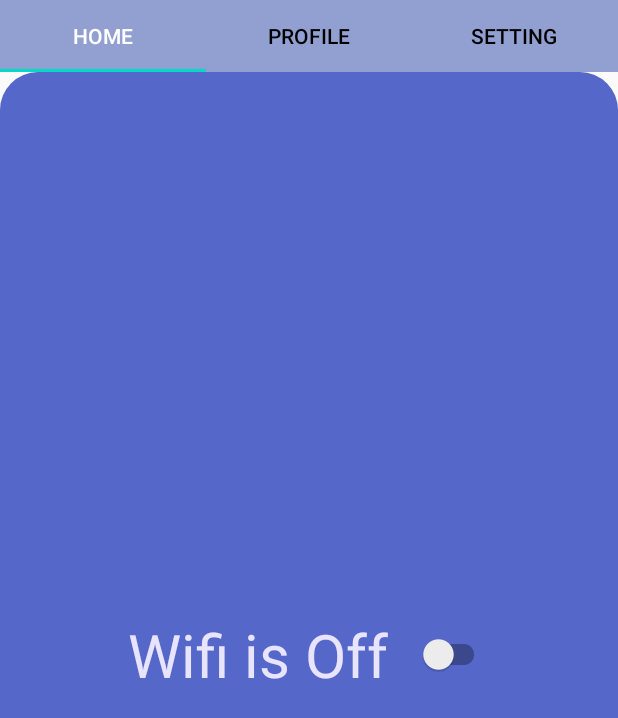
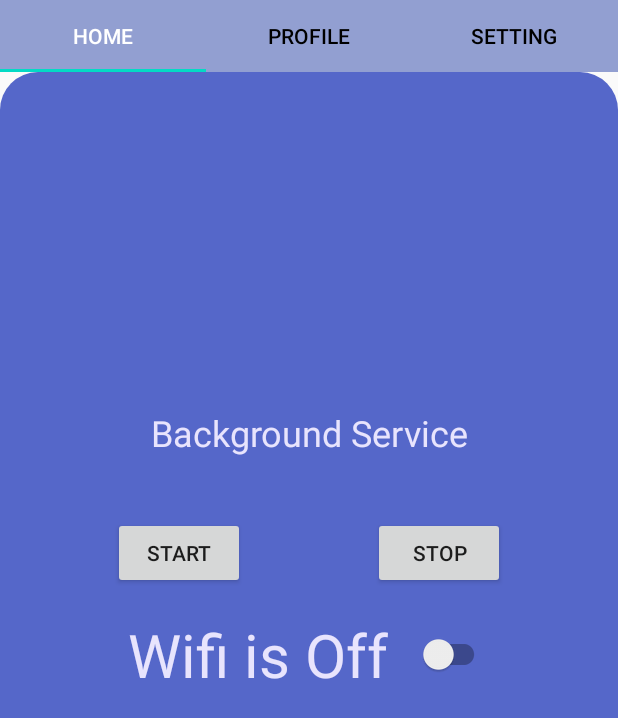
Before and after one commit to AnandaAp/PemrogramanAndroid, an Android app: the HomeFragment screen opened directly, with no data from a screen before it, on a phone screen of 412 x 824 dp. Shown: the top 718 px of the screen. Run offline under Robolectric (Android 15) with nearby library versions, the phone set to English and light mode, and no system bars.

Commit message:
Pertemuan 6 latihan 1 menambahkan background service menggunakan button untuk start dan stop service. service akan di munculkan menggunakan toast, kemudian toast akan tetap muncul ketika aplikasi berjalan di background

```diff
--- a/HelloWorld/app/build.gradle
+++ b/HelloWorld/app/build.gradle
@@ -6,7 +6,7 @@ android {
 
     defaultConfig {
         applicationId "com.android.helloworld"
-        minSdkVersion 22
+        minSdkVersion 26
         targetSdkVersion 30
         versionCode 1
         versionName "1.0"
--- a/HelloWorld/app/src/main/AndroidManifest.xml
+++ b/HelloWorld/app/src/main/AndroidManifest.xml
@@ -3,7 +3,7 @@
     package="com.android.helloworld">
     <uses-permission android:name="android.permission.ACCESS_WIFI_STATE"/>
     <uses-permission android:name="android.permission.CHANGE_WIFI_STATE"/>
-
+    <uses-permission android:name="android.permission.RECEIVE_BOOT_COMPLETED" />
     <application
         android:allowBackup="true"
         android:fullBackupContent="@xml/backup"
@@ -31,7 +31,8 @@
         <activity
             android:name=".Dashboard"
             android:parentActivityName=".LoginActivity" />
-
+        <service android:name=".MyJobService"
+            android:permission="android.permission.BIND_JOB_SERVICE"/>
     </application>
 
 </manifest>
--- a/HelloWorld/app/src/main/java/com/android/helloworld/HomeFragment.java
+++ b/HelloWorld/app/src/main/java/com/android/helloworld/HomeFragment.java
@@ -1,6 +1,8 @@
 package com.android.helloworld;
 
-import android.annotation.SuppressLint;
+import android.app.job.JobInfo;
+import android.app.job.JobScheduler;
+import android.content.ComponentName;
 import android.content.Context;
 import android.content.Intent;
 import android.content.IntentFilter;
@@ -8,18 +10,24 @@ import android.net.wifi.WifiManager;
 import android.os.Build;
 import android.os.Bundle;
 import android.provider.Settings;
+import android.util.Log;
 import android.view.LayoutInflater;
 import android.view.View;
 import android.view.ViewGroup;
+import android.widget.Button;
+import android.widget.Toast;
 
 import androidx.annotation.RequiresApi;
 import androidx.fragment.app.Fragment;
 
 import com.google.android.material.switchmaterial.SwitchMaterial;
 
-public class HomeFragment extends Fragment {
+public class    HomeFragment extends Fragment {
+    private static final String TAG = "Dashboard";
     WifiBroadcastReceiver wifiBroadcastReceiver = new WifiBroadcastReceiver();
     SwitchMaterial wifiSwitch;
+    Button btnStartJob;
+    Button btnStopJob;
 
     @Override
     public void onCreate(Bundle savedInstanceState) {
@@ -28,12 +36,14 @@ public class HomeFragment extends Fragment {
     }
 
     @RequiresApi(api = Build.VERSION_CODES.O)
-    @SuppressLint("CutPasteId")
     @Override
     public View onCreateView(LayoutInflater inflater, ViewGroup container,
                              Bundle savedInstanceState) {
         View view = inflater.inflate(R.layout.fragment_home, container,false);
         wifiSwitch = view.findViewById(R.id.wifiSwitch);
+        btnStartJob = view.findViewById(R.id.btnStart);
+        btnStopJob = view.findViewById(R.id.btnStop);
+        serviceInit();
         initWifiConfigure();
         return view;
     }
@@ -67,19 +77,25 @@ public class HomeFragment extends Fragment {
         });
     }
 
+    private void serviceInit(){
+            btnStartJob.setOnClickListener(v -> onStartJobService());
+            btnStopJob.setOnClickListener(v -> onStopJobService());
+    }
+
     //saya melakukan register pada broadcast saat program berjalan, maka notifikasi akan muncul
     @Override
-    public void onResume() {
-        super.onResume();
+    public void onStart() {
+        super.onStart();
         IntentFilter filter = new IntentFilter(WifiManager.WIFI_STATE_CHANGED_ACTION);
+        filter.addAction("com.android.HelloWorld.SEND_ACTION");
         requireActivity().registerReceiver(wifiBroadcast,filter);
         requireActivity().registerReceiver(wifiBroadcastReceiver,filter);
     }
 
     //ketika program dikeluarkan atau di minimize, maka notifikasi tidak akan muncul
     @Override
-    public void onDestroy() {
-        super.onDestroy();
+    public void onStop() {
+        super.onStop();
         requireActivity().unregisterReceiver(wifiBroadcast);
         requireActivity().unregisterReceiver(wifiBroadcastReceiver);
     }
@@ -101,5 +117,32 @@ public class HomeFragment extends Fragment {
             }
         }
     };
-
+    private void onStartJobService(){
+        Log.i(TAG, "Masuk ke onStartJobService");
+        Log.i(TAG, "onStartJobService: Membuat componentName");
+        ComponentName componentName = new ComponentName(requireActivity().getApplicationContext(),MyJobService.class);
+        Log.i(TAG, "onStartJobService: membuat info");
+        JobInfo info = new JobInfo.Builder(121018,componentName)
+                .setRequiredNetworkType(JobInfo.NETWORK_TYPE_UNMETERED)
+                .setPersisted(true)
+                .setPeriodic(15 * 60 * 1000)
+                .build();
+        Log.i(TAG, "onStartJobService: membuat scheduler");
+        JobScheduler scheduler = (JobScheduler) requireContext().getSystemService(Context.JOB_SCHEDULER_SERVICE);
+        int resultCode = scheduler.schedule(info);
+        Log.i(TAG, "onStartJobService: pengecekan resultCode");
+        if(resultCode == JobScheduler.RESULT_SUCCESS){
+            Log.i(TAG, "onStartJobService: job berhasil di buat");
+        }
+        else{
+            Log.i(TAG, "onStartJobService: job scheduling failed");
+        }
+    }
+    private void onStopJobService(){
+        JobScheduler scheduler = (JobScheduler) requireContext().getSystemService(Context.JOB_SCHEDULER_SERVICE);
+        scheduler.cancel(121018);
+        Log.i(TAG, "onStopJobService: job di hentikan");
+        Toast.makeText(requireContext().getApplicationContext()
+                ,"Service dihentikan",Toast.LENGTH_SHORT).show();
+    }
 }
--- a/HelloWorld/app/src/main/res/layout/fragment_home.xml
+++ b/HelloWorld/app/src/main/res/layout/fragment_home.xml
@@ -18,15 +18,50 @@
             android:layout_width="wrap_content"
             android:layout_height="wrap_content"
             android:gravity="center"
-            android:text="@string/wifiOff"
-            android:textSize="40sp"
             android:paddingStart="10dp"
             android:paddingEnd="10dp"
-            app:switchPadding="20dp"
+            android:text="@string/wifiOff"
             android:textColor="@color/pervyWhite"
+            android:textSize="40sp"
             app:layout_constraintBottom_toBottomOf="parent"
             app:layout_constraintEnd_toEndOf="parent"
             app:layout_constraintStart_toStartOf="parent"
-            app:layout_constraintTop_toTopOf="parent" />
+            app:layout_constraintTop_toTopOf="parent"
+            app:switchPadding="20dp" />
+
+        <androidx.appcompat.widget.AppCompatButton
+            android:id="@+id/btnStart"
+            android:layout_width="wrap_content"
+            android:layout_height="wrap_content"
+            android:layout_marginTop="40dp"
+            android:text="Start"
+            app:layout_constraintEnd_toStartOf="@+id/btnStop"
+            app:layout_constraintHorizontal_bias="0.0"
+            app:layout_constraintStart_toStartOf="@+id/wifiSwitch"
+            app:layout_constraintTop_toBottomOf="@+id/textView" />
+
+        <androidx.appcompat.widget.AppCompatButton
+            android:id="@+id/btnStop"
+            android:layout_width="wrap_content"
+            android:layout_height="wrap_content"
+            android:layout_marginTop="40dp"
+            android:text="Stop"
+            app:layout_constraintEnd_toEndOf="@+id/wifiSwitch"
+            app:layout_constraintHorizontal_bias="1.0"
+            app:layout_constraintStart_toStartOf="@+id/wifiSwitch"
+            app:layout_constraintTop_toBottomOf="@+id/textView" />
+
+        <TextView
+            android:id="@+id/textView"
+            android:layout_width="wrap_content"
+            android:layout_height="wrap_content"
+            android:text="@string/background_service"
+            android:textColor="@color/pervyWhite"
+            android:textSize="24sp"
+            app:layout_constraintBottom_toTopOf="@+id/wifiSwitch"
+            app:layout_constraintEnd_toEndOf="parent"
+            app:layout_constraintStart_toStartOf="parent"
+            app:layout_constraintTop_toTopOf="parent"
+            app:layout_constraintVertical_bias="0.682" />
     </androidx.constraintlayout.widget.ConstraintLayout>
 </FrameLayout>
--- a/HelloWorld/app/src/main/res/values/strings.xml
+++ b/HelloWorld/app/src/main/res/values/strings.xml
@@ -18,5 +18,8 @@
     <string name="hello_world">Hello World</string>
     <string name="wifi_mode">Wifi Mode</string>
     <string name="wifiOn">Wifi is On</string>
-    <string name="wifiOff">Wifi is Off</string>\
+    <string name="wifiOff">Wifi is Off</string>
+    <string name="start">Start</string>
+    <string name="stop">Stop</string>
+    <string name="background_service">Background Service</string>\
 </resources>
```
Also changed, not shown: HelloWorld/app/src/main/java/com/android/helloworld/MyJobService.java (added, +55 -0 lines).
